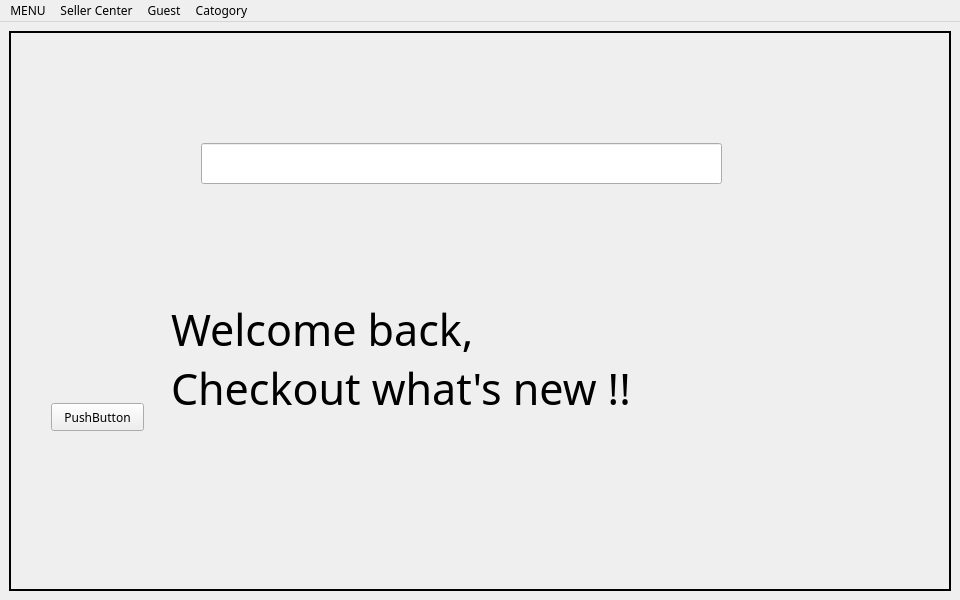
First picture: the form in mainwindow.ui, repository freefrit/AOOP_DogeShop, before the edit.
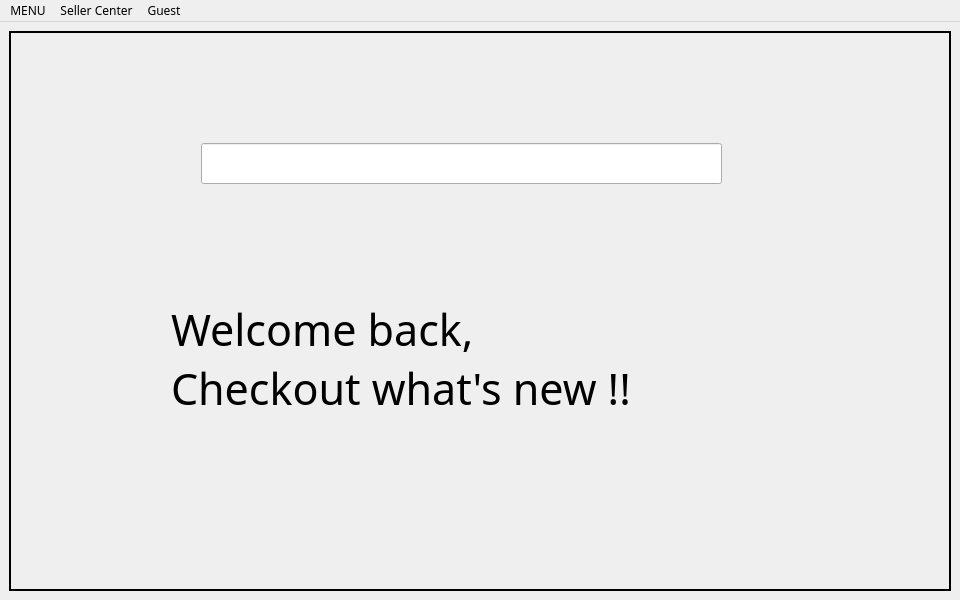
Second picture: the form after the edit. The open tabs and pages were chosen to show the change.

Diff of the .ui file:
```diff
--- a/mainwindow.ui
+++ b/mainwindow.ui
@@ -69,19 +69,6 @@
          <bool>false</bool>
         </property>
        </widget>
-       <widget class="QPushButton" name="pushButton">
-        <property name="geometry">
-         <rect>
-          <x>40</x>
-          <y>370</y>
-          <width>93</width>
-          <height>28</height>
-         </rect>
-        </property>
-        <property name="text">
-         <string>PushButton</string>
-        </property>
-       </widget>
       </widget>
       <widget class="QWidget" name="page_2">
        <widget class="QLabel" name="label_c_info">
@@ -417,11 +404,6 @@
     <addaction name="separator"/>
     <addaction name="actionLog_out_2"/>
    </widget>
-   <widget class="QMenu" name="menuCatogory">
-    <property name="title">
-     <string>Catogory</string>
-    </property>
-   </widget>
    <widget class="QMenu" name="menuGuest">
     <property name="layoutDirection">
      <enum>Qt::LeftToRight</enum>
@@ -435,7 +417,6 @@
    <addaction name="menuCustomer_Center"/>
    <addaction name="menuSeller_Center"/>
    <addaction name="menuGuest"/>
-   <addaction name="menuCatogory"/>
   </widget>
   <action name="actionLogin">
    <property name="text">
```
Left out of the diff: 2 changed lines with no effect on the pictures.
